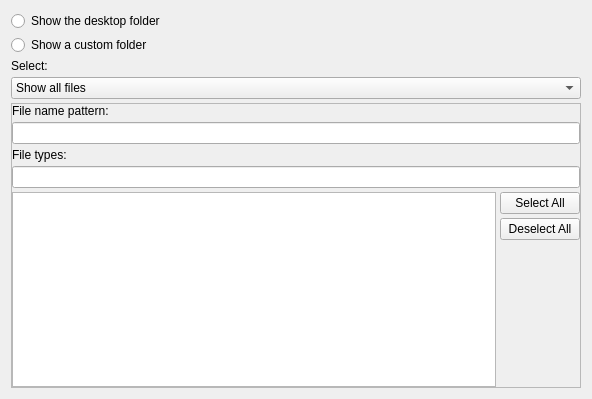
Above: plasma/applets/folderview/folderviewConfig.ui from KDE/kde-baseapps before the change. Below: the same form after it.
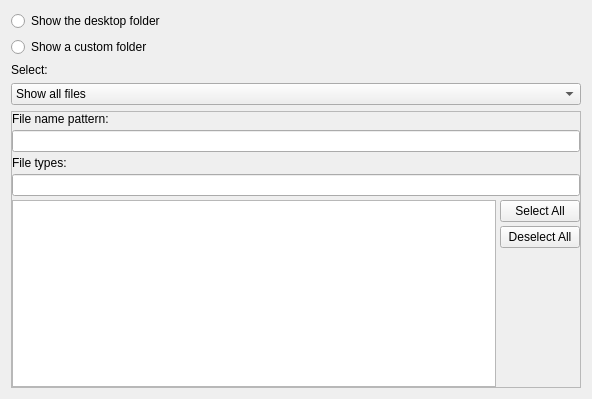
That is the form after the change. Custom widgets are drawn as their Qt base class.

Commit message: Remove unneeded vertical layout. Rename some layouts.

Diff of the .ui file:
```diff
--- a/plasma/applets/folderview/folderviewConfig.ui
+++ b/plasma/applets/folderview/folderviewConfig.ui
@@ -23,14 +23,6 @@
   </property>
   <layout class="QVBoxLayout" name="verticalLayout_6" >
    <item>
-    <layout class="QVBoxLayout" name="verticalLayout_5" >
-     <property name="spacing" >
-      <number>4</number>
-     </property>
-     <property name="margin" >
-      <number>0</number>
-     </property>
-     <item>
       <widget class="QRadioButton" name="showDesktopFolder" >
        <property name="text" >
         <string>Show the desktop folder</string>
@@ -45,7 +37,7 @@
       </widget>
      </item>
      <item>
-      <layout class="QHBoxLayout" name="horizontalLayout_2" >
+    <layout class="QHBoxLayout" name="selectFilesLayout" >
        <item>
         <widget class="QLabel" name="selectLabel" >
          <property name="sizePolicy" >
@@ -271,8 +263,6 @@
        <zorder>fileFilters</zorder>
        <zorder></zorder>
       </widget>
-     </item>
-    </layout>
    </item>
   </layout>
  </widget>
```
Left out of the diff: 6 changed lines with no effect on the pictures. Lines whose indentation alone changed are shown as unchanged.
